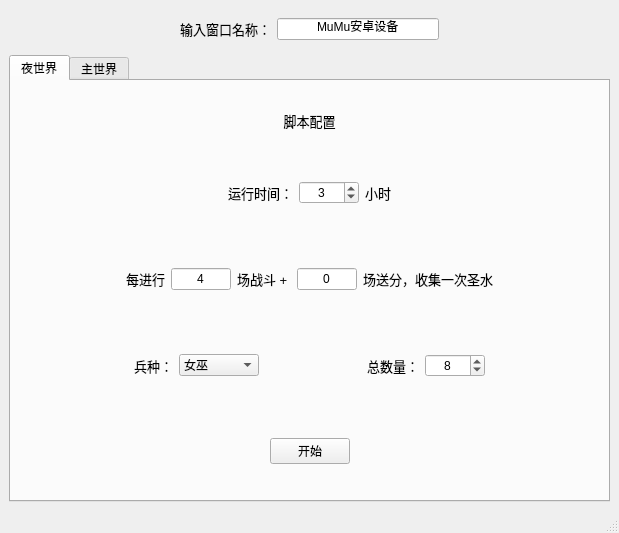
nev3da/COC, file ui.ui: the form before one commit.
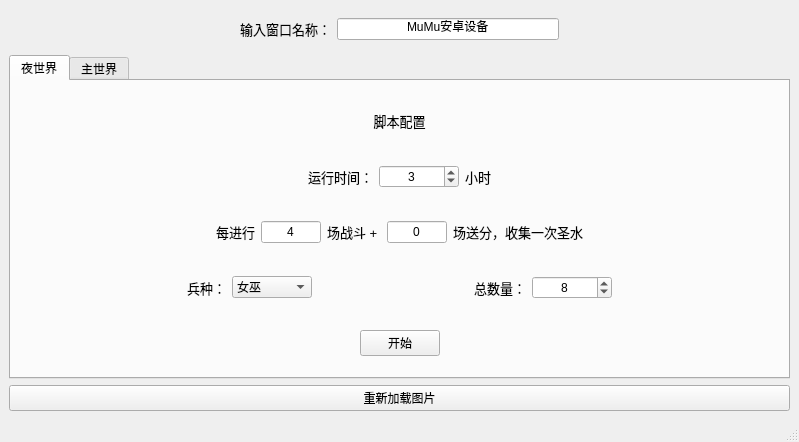
The form after the commit.

Commit message: 支持更改图片后在线重新加载； 增加识别失败时的错误提示，定位需要更换的图片路径；

What changed in the file:
```diff
--- a/ui.ui
+++ b/ui.ui
@@ -6,8 +6,8 @@
    <rect>
     <x>0</x>
     <y>0</y>
-    <width>619</width>
-    <height>533</height>
+    <width>799</width>
+    <height>430</height>
    </rect>
   </property>
   <property name="windowTitle">
@@ -511,7 +511,7 @@
                 </property>
                 <property name="sizeHint" stdset="0">
                  <size>
-                  <width>90</width>
+                  <width>40</width>
                   <height>20</height>
                  </size>
                 </property>
@@ -1008,6 +1008,13 @@
       </widget>
      </widget>
     </item>
+    <item>
+     <widget class="QPushButton" name="reload_btn">
+      <property name="text">
+       <string>重新加载图片</string>
+      </property>
+     </widget>
+    </item>
    </layout>
   </widget>
   <widget class="QMenuBar" name="menubar">
```
Left out of the diff: 4 changed lines with no effect on the pictures. The commit also changes 12 other files.
